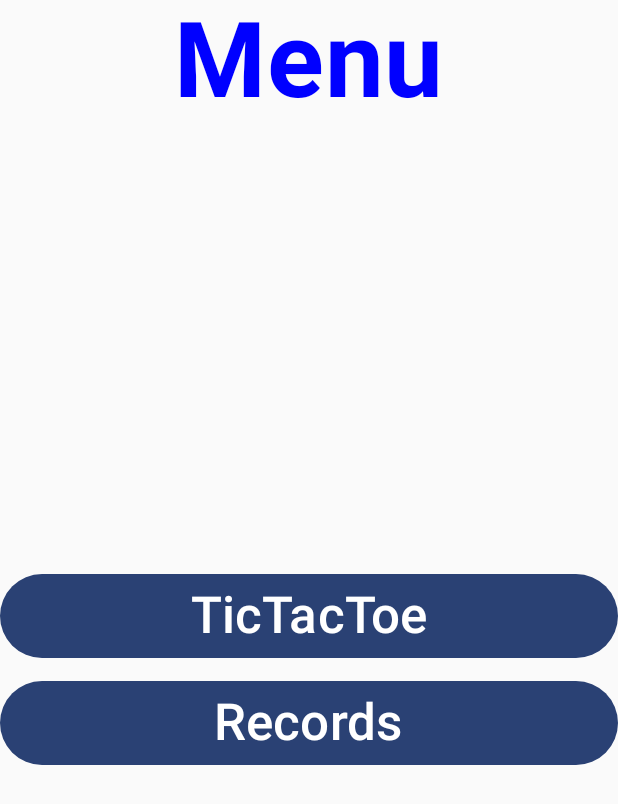
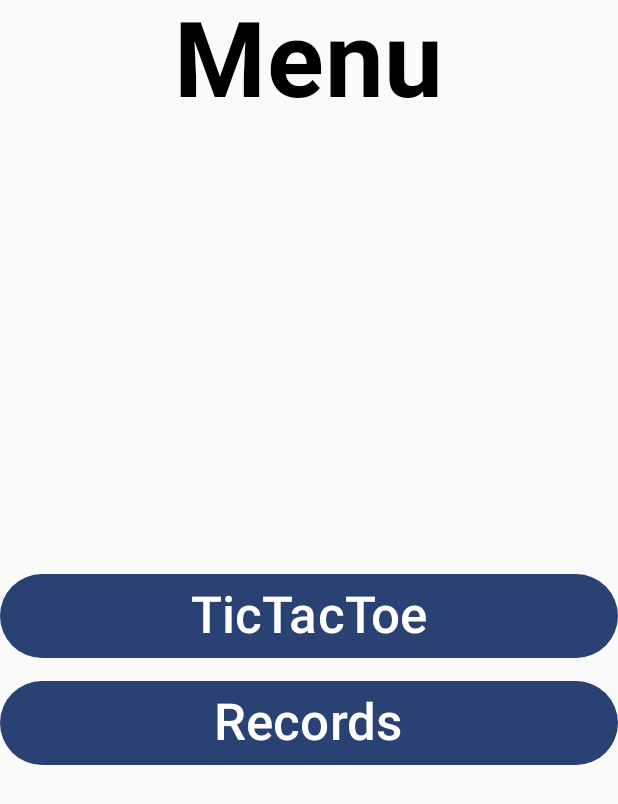
Before and after one commit to rustam432184798213651/TicTacToe, an Android app built with Jetpack Compose: the screen it shows after launch (MainActivity), on a phone screen of 412 x 824 dp. Shown: the top 804 px of the screen. Run offline under Robolectric (Android 15) with nearby library versions, the phone set to English and light mode, and no system bars.

Commit message:
Changed color of Menu tab

```diff
--- a/app/src/main/java/com/example/tictactoe/MainActivity.kt
+++ b/app/src/main/java/com/example/tictactoe/MainActivity.kt
@@ -80,7 +80,7 @@ fun MyContent2() {
         {
             Text(
                 text = "Menu",
-                color = Color.Blue,
+                color = Color.Unspecified,
                 fontSize = 70.sp,
                 fontWeight = FontWeight.Bold,
                 modifier = Modifier.padding(0.dp)
```
